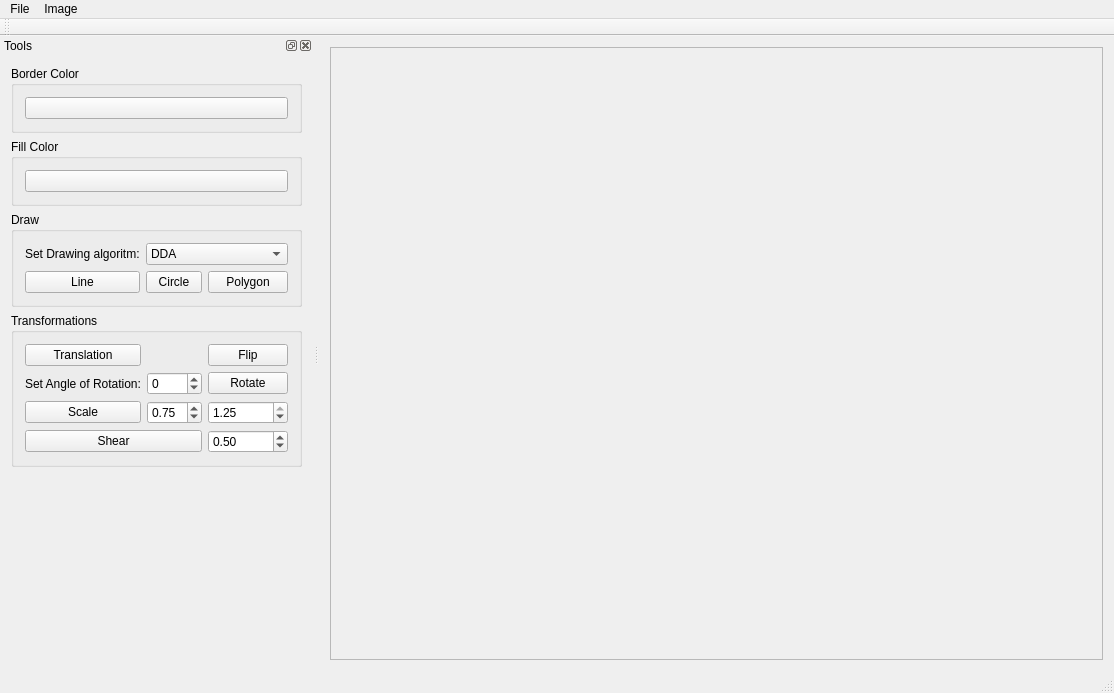
Before: the Qt Designer form src/ImageViewer.ui in Holikma/Computer_Graphics, drawn with Qt 5.
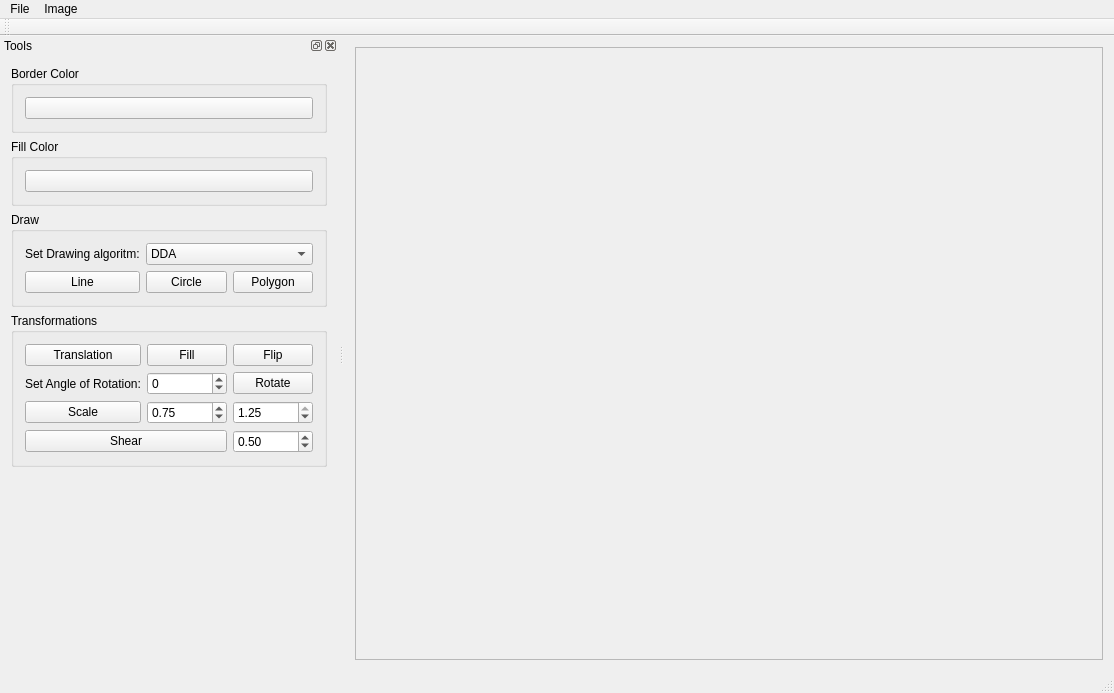
After: the same form once the commit is applied.

```diff
--- a/src/ImageViewer.ui
+++ b/src/ImageViewer.ui
@@ -37,7 +37,7 @@
         <rect>
          <x>0</x>
          <y>0</y>
-         <width>690</width>
+         <width>774</width>
          <height>618</height>
         </rect>
        </property>
@@ -337,6 +337,13 @@
           </property>
          </widget>
         </item>
+        <item row="0" column="1">
+         <widget class="QPushButton" name="toolButtonFill">
+          <property name="text">
+           <string>Fill</string>
+          </property>
+         </widget>
+        </item>
        </layout>
       </widget>
      </item>
```
